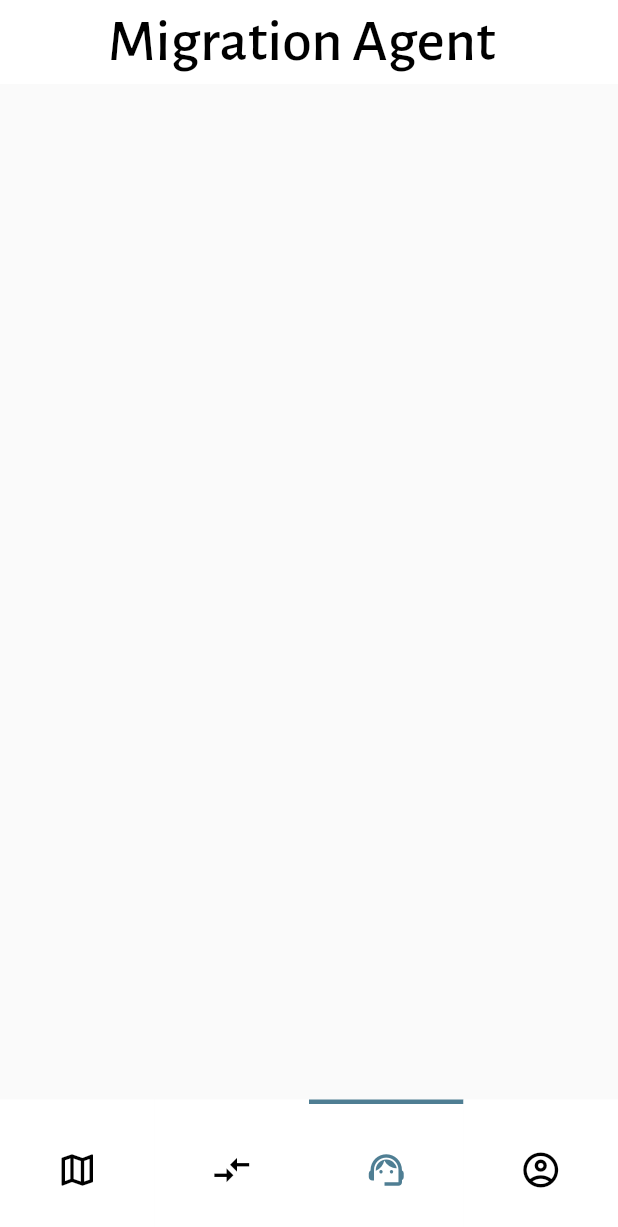
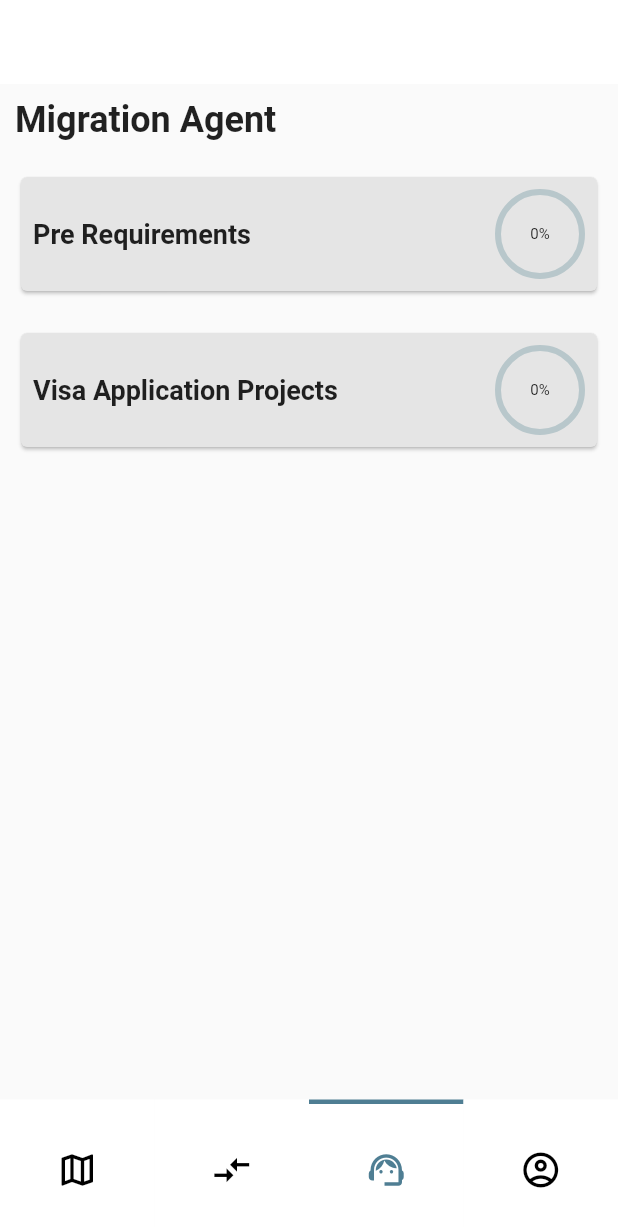
Before and after one commit to lukazibert/i-migrate, a Flutter app: the screen it shows after launch, item 3 of the bottom bar chosen, on a phone screen of 412 x 824 dp. Shown: the top 1227 px of the screen. Run offline on Flutter 3.47's test engine with Material 2 defaults, Android fonts, the light colour scheme and no system bars; drawn by our look-alikes of percent_indicator; our stand-ins replace get, google_maps_flutter.

Commit message:
Added files for migration agent

```diff
--- /dev/null
+++ b/lib/components/cards/agent_info_card.dart
@@ -0,0 +1,109 @@
+import 'package:flutter/material.dart';
+import 'package:percent_indicator/percent_indicator.dart';
+import 'package:i_migrate/components/checklist_item.dart';
+
+class AgentInfoCard extends StatefulWidget {
+  final String title;
+  final List<String> items;
+  final VoidCallback? onContinuePressed;
+
+  const AgentInfoCard({
+    Key? key,
+    required this.title,
+    required this.items,
+    this.onContinuePressed,
+  }) : super(key: key);
+
+  @override
+  _AgentInfoCardState createState() => _AgentInfoCardState();
+}
+
+class _AgentInfoCardState extends State<AgentInfoCard> {
+  bool _isExpanded = false;
+  List<bool> _checkedItems;
+
+  _AgentInfoCardState() : _checkedItems = [];
+
+  @override
+  void initState() {
+    super.initState();
+    _checkedItems = List<bool>.filled(widget.items.length, false);
+  }
+
+  void _onItemChanged(int index) {
+    setState(() {
+      _checkedItems[index] = !_checkedItems[index];
+    });
+  }
+
+  @override
+  Widget build(BuildContext context) {
+    int checkedCount = _checkedItems.where((element) => element).length;
+
+    return Card(
+      color: Color(0xFFE5E5E5),
+      child: InkWell(
+        onTap: () {
+          setState(() {
+            _isExpanded = !_isExpanded;
+          });
+        },
+        child: Padding(
+          padding: const EdgeInsets.all(8.0),
+          child: Column(
+            crossAxisAlignment: CrossAxisAlignment.start,
+            children: [
+              Row(
+                mainAxisAlignment: MainAxisAlignment.spaceBetween,
+                children: [
+                  Text(
+                    widget.title,
+                    style: TextStyle(fontWeight: FontWeight.bold, fontSize: 18),
+                  ),
+                  CircularPercentIndicator(
+                    radius: 30.0,
+                    lineWidth: 4.0,
+                    percent: checkedCount / widget.items.length,
+                    center: Text(
+                      '${((checkedCount / widget.items.length) * 100).round()}%',
+                      style: TextStyle(fontSize: 10),
+                    ),
+                    progressColor: Colors.blue,
+                  ),
+                ],
+              ),
+              AnimatedSwitcher(
+                duration: Duration(milliseconds: 300),
+                child: _isExpanded
+                    ? Column(
+                        key: ValueKey<int>(checkedCount),
+                        children: [
+                          ...widget.items
+                              .asMap()
+                              .entries
+                              .map(
+                                (entry) => ChecklistItem(
+                                  key: ValueKey<int>(entry.key),
+                                  index: entry.key,
+                                  title: entry.value,
+                                  isChecked: _checkedItems[entry.key],
+                                  onChanged: _onItemChanged,
+                                ),
+                              )
+                              .toList(),
+                          SizedBox(height: 10),
+                          TextButton(
+                            onPressed: widget.onContinuePressed,
+                            child: Text("Continue"),
+                          ),
+                        ],
+                      )
+                    : SizedBox(),
+              ),
+            ],
+          ),
+        ),
+      ),
+    );
+  }
+}
--- a/lib/main.dart
+++ b/lib/main.dart
@@ -3,6 +3,7 @@ import 'package:i_migrate/controllers/NavigationController.dart';
 import 'package:i_migrate/views/GoogleMapsView.dart';
 import 'package:i_migrate/views/GoogleMapsView.dart';
 import 'package:i_migrate/views/ProfileView.dart';
+import 'package:i_migrate/views/MigrationAgentView.dart';
 import 'package:i_migrate/views/SelectionView.dart';
 import 'components/CustomAppBar.dart';
 import 'components/CustomBottomNavigationBar.dart';
@@ -63,7 +64,7 @@ class Composition extends StatelessWidget {
             iconSize: 28.0,
           )),
       CustomAppBar(
-        title: "Migration Agent",
+        title: "",
         leadingIcon: const SizedBox(
           width: 28,
           height: 28,
@@ -104,7 +105,7 @@ class Composition extends StatelessWidget {
                 return SelectionView();
               case 2:
                 // Migratin agent view
-                return Container();
+                return MigrationAgentView();
               case 3:
                 // User profile view
                 return ProfileView();
--- /dev/null
+++ b/lib/views/MigrationAgentView.dart
@@ -0,0 +1,66 @@
+import 'package:flutter/material.dart';
+import 'package:i_migrate/components/cards/agent_info_card.dart';
+import 'package:i_migrate/views/details_page.dart';
+
+class MigrationAgentView extends StatelessWidget {
+  const MigrationAgentView({Key? key}) : super(key: key);
+
+  @override
+  Widget build(BuildContext context) {
+    return SingleChildScrollView(
+      child: Padding(
+        padding: const EdgeInsets.all(10.0),
+        child: Column(
+          crossAxisAlignment: CrossAxisAlignment.start,
+          children: [
+            Text(
+              'Migration Agent',
+              style: TextStyle(
+                fontSize: 24,
+                fontWeight: FontWeight.bold,
+              ),
+            ),
+            SizedBox(height: 20),
+            AgentInfoCard(
+              title: 'Pre Requirements',
+              items: [
+                "Placeholder 1",
+                "Placeholder 2",
+                "Placeholder 3",
+                "Placeholder 4",
+              ],
+              onContinuePressed: () {
+                Navigator.push(
+                  context,
+                  MaterialPageRoute(
+                    builder: (context) =>
+                        TaskDetailsPage(title: 'Pre Requirements'),
+                  ),
+                );
+              },
+            ),
+            SizedBox(height: 20),
+            AgentInfoCard(
+              title: 'Visa Application Projects',
+              items: [
+                "Placeholder 1",
+                "Placeholder 2",
+                "Placeholder 3",
+                "Placeholder 4",
+              ],
+              onContinuePressed: () {
+                Navigator.push(
+                  context,
+                  MaterialPageRoute(
+                    builder: (context) =>
+                        TaskDetailsPage(title: 'Visa Application Projects'),
+                  ),
+                );
+              },
+            ),
+          ],
+        ),
+      ),
+    );
+  }
+}
```
Also changed, not shown: lib/components/checklist_item.dart (added, +44 -0 lines), lib/views/details_page.dart (added, +54 -0 lines).
